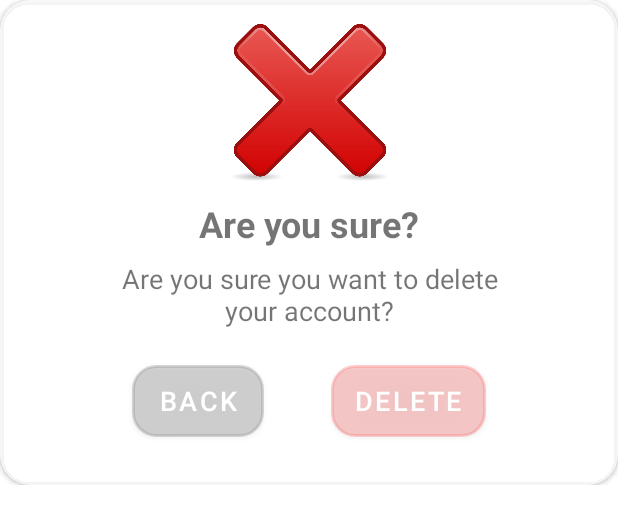
After one commit to TalCohenHarari/AndroidApplication-FinalProject, an Android app: the layout popup_dialog_delete_user.xml on its own in the app's theme, with its tools: preview values and no code run, on a phone screen of 412 x 824 dp. The commit adds this screen. Shown: the top 524 px of the screen. Run offline under Robolectric (Android 15) with nearby library versions, the phone set to English and light mode, and no system bars; Roboto replaces fonts that are not available here.

Commit message:
delete account popup dialog

```diff
--- a/app/src/main/java/com/example/finalproject/ui/hours_list/HoursListFragment.java
+++ b/app/src/main/java/com/example/finalproject/ui/hours_list/HoursListFragment.java
@@ -124,7 +124,8 @@ public class HoursListFragment extends Fragment {
                 }
             });
         }
-        public void bind(Queue queue){
+        public void bind(Queue queue)
+        {
             timeTv.setText(queue.getQueueTime());
             if(!queue.isQueueAvailable)
                 isQueueAvailableTv.setText("Not Available");
--- a/app/src/main/java/com/example/finalproject/ui/userDetails/UserDetailsFragment.java
+++ b/app/src/main/java/com/example/finalproject/ui/userDetails/UserDetailsFragment.java
@@ -1,5 +1,6 @@
 package com.example.finalproject.ui.userDetails;
 
+import android.app.Dialog;
 import android.os.Build;
 import android.os.Bundle;
 import androidx.fragment.app.Fragment;
@@ -12,11 +13,13 @@ import android.widget.Button;
 import android.widget.ImageButton;
 import android.widget.ImageView;
 import android.widget.TextView;
+import android.widget.Toast;
 
 import com.example.finalproject.MainActivity;
 import com.example.finalproject.R;
 import com.example.finalproject.model.Barbershop;
 import com.example.finalproject.model.Model;
+import com.example.finalproject.model.Queue;
 import com.example.finalproject.model.User;
 import com.example.finalproject.ui.barbershopDetails.BarbershopDetailsViewModel;
 import com.example.finalproject.ui.login.LoginFragment;
@@ -30,14 +33,15 @@ import de.hdodenhof.circleimageview.CircleImageView;
 
 public class UserDetailsFragment extends Fragment {
 
-
+    View view;
+    Dialog dialog;
     UserDetailsViewModel userDetailsViewModel;
 
     @Override
     public View onCreateView(LayoutInflater inflater, ViewGroup container,
                              Bundle savedInstanceState) {
         // Inflate the layout for this fragment
-        View view = inflater.inflate(R.layout.fragment_user_details, container, false);
+        view = inflater.inflate(R.layout.fragment_user_details, container, false);
         ImageButton editImgBtn = view.findViewById(R.id.userDetails_edit_imageButton);
         ImageView barberIcon = view.findViewById(R.id.userDetails_barberIcon_imgV);
         TextView userName = view.findViewById(R.id.userDetails_username_tv);
@@ -88,19 +92,43 @@ public class UserDetailsFragment extends Fragment {
             }
         });
 
-        deleteBtn.setOnClickListener(v->{
-            if(!(Model.instance.getUser().isBarbershop()))
-            {
-                Model.instance.getUser().setAvailable(false);
-                Model.instance.saveUser(Model.instance.getUser(),"delete",()->{
-                    Model.instance.signOut();
-                    while(MainActivity.navController.popBackStack());
-                    Navigation.findNavController(v).navigate(R.id.nav_login);
-                });
-            }
-        });
+        deleteBtn.setOnClickListener(v->deleteUserDialog());
         backBtn.setOnClickListener(v->Navigation.findNavController(v).navigateUp());
 
         return view;
     }
+
+    private void deleteUserDialog() {
+        //Dialog settings:
+        dialog = new Dialog(getContext());
+        dialog.setContentView(R.layout.popup_dialog_delete_user);
+        if(Build.VERSION.SDK_INT >= Build.VERSION_CODES.LOLLIPOP)
+            dialog.getWindow().setBackgroundDrawable(getActivity().getDrawable(R.drawable.popup_dialog_background));
+        dialog.getWindow().setLayout(ViewGroup.LayoutParams.WRAP_CONTENT,ViewGroup.LayoutParams.WRAP_CONTENT);
+        dialog.setCancelable(true);
+        dialog.getWindow().getAttributes().windowAnimations = R.style.popup_dialog_animation;
+        dialog.show();
+        //Params:
+        Button deleteDialogBtn = dialog.findViewById(R.id.popup_dialod_delete_user_btn);
+        Button backDialogBtn = dialog.findViewById(R.id.popup_dialod_back_user_btn);
+        //Listeners:
+        backDialogBtn.setOnClickListener(v->{
+                Toast.makeText(getContext(), "Canceled", Toast.LENGTH_SHORT).show();
+                dialog.dismiss();
+            });
+        deleteDialogBtn.setOnClickListener(v->deleteUser());
+    }
+
+    public void deleteUser(){
+        if(!(Model.instance.getUser().isBarbershop()))
+        {
+            Model.instance.getUser().setAvailable(false);
+            Model.instance.saveUser(Model.instance.getUser(),"delete",()->{
+                dialog.dismiss();
+                Model.instance.signOut();
+                while(MainActivity.navController.popBackStack());
+                Navigation.findNavController(view).navigate(R.id.nav_login);
+            });
+        }
+    }
 }
--- /dev/null
+++ b/app/src/main/res/layout/popup_dialog_delete_user.xml
@@ -0,0 +1,93 @@
+<?xml version="1.0" encoding="utf-8"?>
+<androidx.constraintlayout.widget.ConstraintLayout xmlns:android="http://schemas.android.com/apk/res/android"
+    xmlns:app="http://schemas.android.com/apk/res-auto"
+    xmlns:tools="http://schemas.android.com/tools"
+    android:layout_width="match_parent"
+    android:layout_height="wrap_content">
+
+    <androidx.cardview.widget.CardView
+        android:layout_width="match_parent"
+        android:layout_height="match_parent"
+        app:cardBackgroundColor="#BEFFFFFF"
+        app:cardCornerRadius="20dp"
+        app:layout_constraintEnd_toEndOf="parent"
+        app:layout_constraintStart_toStartOf="parent"
+        app:layout_constraintTop_toTopOf="parent">
+
+        <androidx.constraintlayout.widget.ConstraintLayout
+            android:layout_width="match_parent"
+            android:layout_height="match_parent">
+
+            <ImageView
+                android:id="@+id/cancel_imgV"
+                android:layout_width="143dp"
+                android:layout_height="105dp"
+                android:layout_marginTop="16dp"
+                app:layout_constraintEnd_toEndOf="parent"
+                app:layout_constraintStart_toStartOf="parent"
+                app:layout_constraintTop_toTopOf="parent"
+                app:srcCompat="@drawable/cancel" />
+
+            <TextView
+                android:id="@+id/textView10"
+                android:layout_width="wrap_content"
+                android:layout_height="wrap_content"
+                android:layout_marginStart="32dp"
+                android:layout_marginTop="11dp"
+                android:layout_marginEnd="32dp"
+                android:text="Are you sure?"
+                android:textSize="24sp"
+                android:textStyle="bold"
+                app:layout_constraintEnd_toEndOf="parent"
+                app:layout_constraintStart_toStartOf="parent"
+                app:layout_constraintTop_toBottomOf="@+id/cancel_imgV" />
+
+            <TextView
+                android:id="@+id/textView11"
+                android:layout_width="0dp"
+                android:layout_height="wrap_content"
+                android:layout_marginStart="62dp"
+                android:layout_marginTop="8dp"
+                android:layout_marginEnd="62dp"
+                android:text="Are you sure you want to delete your account?"
+                android:textAlignment="center"
+                android:textSize="18sp"
+                app:layout_constraintEnd_toEndOf="parent"
+                app:layout_constraintStart_toStartOf="parent"
+                app:layout_constraintTop_toBottomOf="@+id/textView10" />
+
+            <Button
+                android:id="@+id/popup_dialod_back_user_btn"
+                android:layout_width="wrap_content"
+                android:layout_height="wrap_content"
+                android:layout_marginStart="52dp"
+                android:layout_marginTop="24dp"
+                android:layout_marginEnd="4dp"
+                android:layout_marginBottom="32dp"
+                android:background="@drawable/button"
+                android:text="BACK"
+                android:textSize="18sp"
+                app:backgroundTint="#8C8C8C"
+                app:layout_constraintBottom_toBottomOf="parent"
+                app:layout_constraintEnd_toStartOf="@+id/popup_dialod_delete_user_btn"
+                app:layout_constraintStart_toStartOf="parent"
+                app:layout_constraintTop_toBottomOf="@+id/textView11" />
+
+            <Button
+                android:id="@+id/popup_dialod_delete_user_btn"
+                android:layout_width="wrap_content"
+                android:layout_height="wrap_content"
+                android:layout_marginStart="4dp"
+                android:layout_marginEnd="52dp"
+                android:background="@drawable/button"
+                android:text="Delete"
+                android:textSize="18sp"
+                app:backgroundTint="#AEFF3B3B"
+                app:layout_constraintBottom_toBottomOf="@+id/popup_dialod_back_user_btn"
+                app:layout_constraintEnd_toEndOf="parent"
+                app:layout_constraintStart_toEndOf="@+id/popup_dialod_back_user_btn"
+                app:layout_constraintTop_toTopOf="@+id/popup_dialod_back_user_btn" />
+        </androidx.constraintlayout.widget.ConstraintLayout>
+    </androidx.cardview.widget.CardView>
+
+</androidx.constraintlayout.widget.ConstraintLayout>
```
